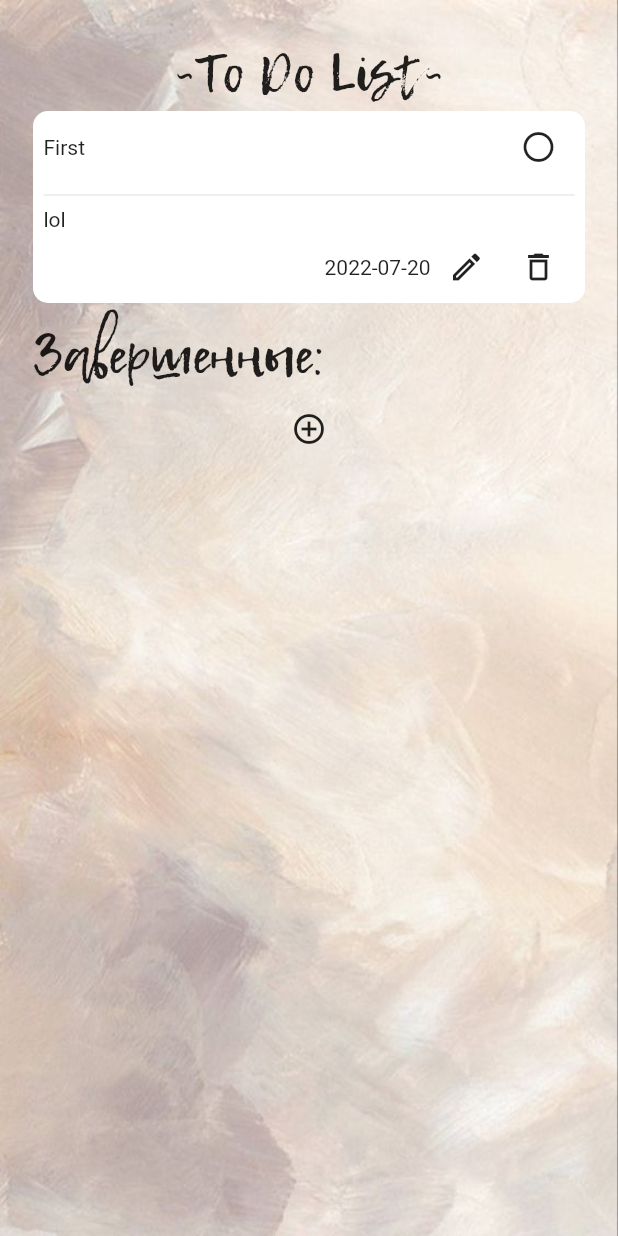
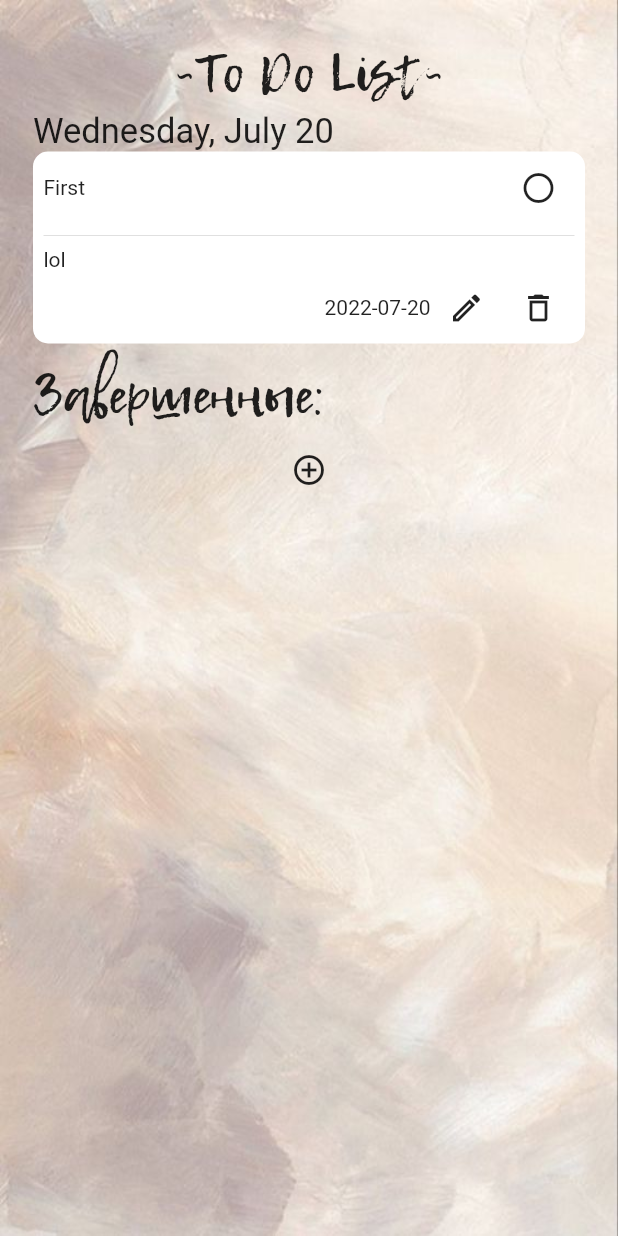
Before and after one commit to Stuzja/todo_list, a Flutter app: the screen it shows after launch, after a tap on the "circle" icon, after a tap on the "check circle" icon, on a phone screen of 412 x 824 dp. Run offline on Flutter 3.47's test engine with Material 2 defaults, Android fonts, the phone set to English and light mode, and no system bars.

Commit message:
Отображение дней недели

```diff
--- a/lib/main.dart
+++ b/lib/main.dart
@@ -1,5 +1,4 @@
 import 'package:flutter/material.dart';
-import 'package:todo_list/widgets/list_notes.dart';
 import 'package:todo_list/widgets/notes_widget.dart';
 
 void main() {
@@ -60,7 +59,7 @@ class _MyHomePageState extends State<MyHomePage> {
     // The Flutter framework has been optimized to make rerunning build methods
     // fast, so that you can just rebuild anything that needs updating rather
     // than having to individually change instances of widgets.
-    return Scaffold(
+    return const Scaffold(
       body: NotesWidget(),
     );
   }
--- a/lib/widgets/dialogs/deletenote_dialog.dart
+++ b/lib/widgets/dialogs/deletenote_dialog.dart
@@ -1,7 +1,6 @@
 import 'package:flutter/material.dart';
+import '../functions.dart';
 
-import '../functions.dart';
-import '../list_notes.dart';
 
 class DeleteNoteDialog extends StatefulWidget {
   final int id;
--- a/lib/widgets/dialogs/editnote_dialog.dart
+++ b/lib/widgets/dialogs/editnote_dialog.dart
@@ -1,8 +1,8 @@
 import 'package:flutter/cupertino.dart';
 import 'package:flutter/material.dart';
-
 import '../functions.dart';
 
+// ignore: must_be_immutable
 class EditNoteDialog extends StatefulWidget {
   final int id;
   String title;
--- a/lib/widgets/notes_widget.dart
+++ b/lib/widgets/notes_widget.dart
@@ -1,12 +1,11 @@
 import 'package:flutter/material.dart';
 import 'package:todo_list/widgets/dialogs/addnote_dialog.dart';
 import 'package:todo_list/widgets/list_notes.dart';
-import 'functions.dart';
-import 'note.dart';
+import 'package:todo_list/widgets/week_widget.dart';
 import 'note_widget.dart';
 
 class NotesWidget extends StatefulWidget {
-  NotesWidget({Key? key}) : super(key: key);
+  const NotesWidget({Key? key}) : super(key: key);
   @override
   createState() => NotesWidgetState();
 }
@@ -15,6 +14,12 @@ class NotesWidgetState extends State<NotesWidget> {
   refresh(void Function() func) {
     setState(() {
       func();
+      listWaiting.sort(
+        (a, b) => a.date.compareTo(b.date),
+      );
+      listReady.sort(
+        (a, b) => a.date.compareTo(b.date),
+      );
     });
   }
 
@@ -39,13 +44,10 @@ class NotesWidgetState extends State<NotesWidget> {
                       style: Theme.of(context).textTheme.headline1,
                     ),
                     Wrap(
+                      //////////////////////////////////////////////////////////////////////////////
                       runSpacing: MediaQuery.of(context).size.height * 0.01,
                       children: <Widget>[
-                        for (var elem in listWaiting)
-                          NoteWidget(
-                            note: elem,
-                            refreshFunc: refresh,
-                          ),
+                        WeekWidget(refreshFunc: refresh),
                         Text(
                           "Завершенные:",
                           style: Theme.of(context).textTheme.headline1,
@@ -60,11 +62,11 @@ class NotesWidgetState extends State<NotesWidget> {
                     IconButton(
                         onPressed: () {
                           setState(() {
-
-                          showDialog(
-                            context: context,
-                            builder: (_) => AddNoteDialog(refreshFunc: refresh),
-                          );
+                            showDialog(
+                              context: context,
+                              builder: (_) =>
+                                  AddNoteDialog(refreshFunc: refresh),
+                            );
                           });
                         },
                         icon: const Icon(Icons.add_circle_outline))
--- /dev/null
+++ b/lib/widgets/week_widget.dart
@@ -0,0 +1,37 @@
+import 'package:flutter/cupertino.dart';
+import 'package:intl/intl.dart';
+import 'list_notes.dart';
+import 'note_widget.dart';
+
+class WeekWidget extends StatefulWidget {
+  final void Function(void Function()) refreshFunc;
+  const WeekWidget({Key? key, required this.refreshFunc}) : super(key: key);
+
+  @override
+  State<StatefulWidget> createState() => WeekWidgetState();
+}
+
+class WeekWidgetState extends State<WeekWidget> {
+  @override
+  Widget build(BuildContext context) {
+    return Wrap(
+        runSpacing: MediaQuery.of(context).size.height * 0.01,
+        children: [
+          for (var elem in
+          listWaiting
+          )
+            Column(
+              children: [
+                Align(
+                    alignment: Alignment.centerLeft,
+                    child: Text(DateFormat.MMMMEEEEd().format(elem.date),
+                        style: const TextStyle(fontSize: 23))),
+                NoteWidget(
+                  note: elem,
+                  refreshFunc: widget.refreshFunc,
+                ),
+              ],
+            )
+        ]);
+  }
+}
--- a/pubspec.yaml
+++ b/pubspec.yaml
@@ -35,6 +35,7 @@ dependencies:
   # Use with the CupertinoIcons class for iOS style icons.
   cupertino_icons: ^1.0.2
   intl: ^0.17.0
+  flutter_screenutil: ^5.5.3+2
 
 dev_dependencies:
   flutter_test:
```
Also changed, not shown: pubspec.lock.
